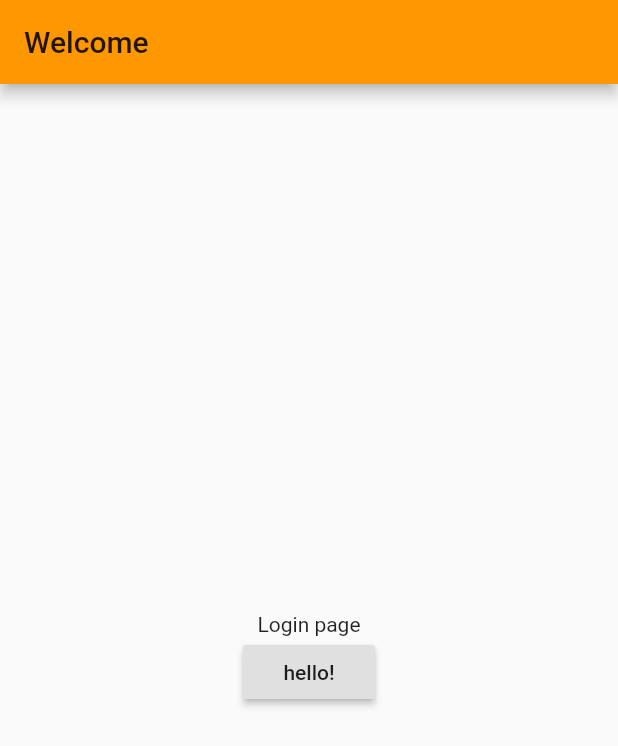
After one commit to lahack/Eat-Where-App, a Flutter app: the screen it shows after launch, on a phone screen of 412 x 824 dp. The commit adds this screen. Shown: the top 746 px of the screen. Run offline on Flutter 3.47's test engine with Material 2 defaults, Android fonts, the phone set to English and light mode, and no system bars; our stand-ins replace flutter_secure_storage, shared_preferences.

Commit message:
setup in progress

```diff
--- /dev/null
+++ b/lib/pages/login_page.dart
@@ -0,0 +1,36 @@
+import 'package:eat_where/main.dart';
+import 'package:flutter/material.dart';
+
+class LoginPage extends StatefulWidget {
+  @override
+  _LoginPageState createState() => _LoginPageState();
+}
+
+class _LoginPageState extends State<LoginPage> {
+  @override
+  Widget build(BuildContext context) {
+    return Scaffold(
+      appBar: AppBar(
+        title: Text("Welcome"),
+      ),
+      body: Center(
+        child: Column(
+          mainAxisAlignment: MainAxisAlignment.center,
+          children: <Widget>[
+            Text("Login page"),
+            RaisedButton(
+              child: Text("hello!"),
+              onPressed: () {
+                Navigator.pushAndRemoveUntil(
+                  context,
+                  MaterialPageRoute(builder: (context) => Home()),
+                      (Route<dynamic> route) => false,
+                );
+              },
+            )
+          ],
+        )
+      ),
+    );
+  }
+}
--- a/pubspec.yaml
+++ b/pubspec.yaml
@@ -19,6 +19,10 @@ environment:
 dependencies:
   flutter:
     sdk: flutter
+
+  shared_preferences: ^0.5.6
+
+  flutter_secure_storage: ^3.3.1
 
   # The following adds the Cupertino Icons font to your application.
   # Use with the CupertinoIcons class for iOS style icons.
```
Also changed, not shown: lib/main.dart (+63 -85 lines), lib/pages/group_page.dart (added, +16 -0 lines), lib/pages/home_page.dart (added, +16 -0 lines), lib/pages/me_page.dart (added, +16 -0 lines), pubspec.lock, 7 other files.
